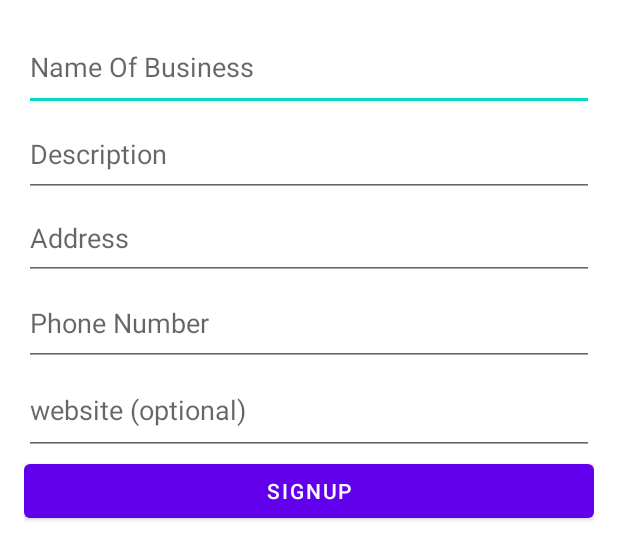
After one commit to Aquae/BookIt, an Android app: the layout businesssignup_activity.xml on its own in the app's theme, with its tools: preview values and no code run, on a phone screen of 412 x 824 dp. The commit adds this screen. Shown: the top 560 px of the screen. Run offline under Robolectric (Android 15) with nearby library versions, the phone set to English and light mode, and no system bars.

Commit message:
Merge remote-tracking branch 'origin/main'

```diff
--- a/app/build.gradle
+++ b/app/build.gradle
@@ -41,12 +41,11 @@ dependencies {
     implementation 'com.google.firebase:firebase-auth:21.0.3'
     implementation 'com.google.cloud:google-cloud-firestore:2.3.0'
     implementation 'com.google.firebase:firebase-firestore:23.0.0'
+    implementation 'com.google.cloud:google-cloud-firestore:2.3.0'
     implementation 'com.google.firebase:firebase-admin:9.0.0'
     implementation 'androidx.annotation:annotation:1.3.0'
     implementation 'androidx.lifecycle:lifecycle-livedata-ktx:2.4.1'
     implementation 'androidx.lifecycle:lifecycle-viewmodel-ktx:2.4.1'
-    implementation 'androidx.navigation:navigation-fragment:2.4.1'
-    implementation 'androidx.navigation:navigation-ui:2.4.1'
     testImplementation 'junit:junit:4.13.2'
     androidTestImplementation 'androidx.test.ext:junit:1.1.5'
     androidTestImplementation 'androidx.test.espresso:espresso-core:3.5.1'
--- a/app/src/main/AndroidManifest.xml
+++ b/app/src/main/AndroidManifest.xml
@@ -27,7 +27,7 @@
         </activity>
         <activity
             android:name=".Userloginsignup"
-            android:exported="true" />
+            android:exported="true"></activity>
     </application>
 
 </manifest>
--- a/app/src/main/java/com/example/bookit/Userloginsignup.java
+++ b/app/src/main/java/com/example/bookit/Userloginsignup.java
@@ -11,8 +11,6 @@ import com.google.android.gms.tasks.OnCompleteListener;
 import androidx.annotation.NonNull;
 import com.google.android.gms.tasks.Task;
 import android.widget.Toast;
-
-
 
 
 
@@ -100,4 +98,4 @@ public class Userloginsignup extends Activity {
                     }
                 });
     }
-    }
+}
--- /dev/null
+++ b/app/src/main/res/layout/businesssignup_activity.xml
@@ -0,0 +1,55 @@
+<?xml version="1.0" encoding="utf-8"?>
+
+<LinearLayout xmlns:android="http://schemas.android.com/apk/res/android"
+    xmlns:app="http://schemas.android.com/apk/res-auto"
+    xmlns:tools="http://schemas.android.com/tools"
+    android:layout_width="match_parent"
+    android:layout_height="match_parent"
+    android:orientation="vertical"
+    android:padding="16dp"
+    tools:context="com.example.bookit.BusinessSignup">
+
+    <EditText
+        android:id="@+id/edit_name_b"
+        android:layout_width="match_parent"
+        android:layout_height="58dp"
+        android:hint="Name Of Business"
+        android:inputType="text" />
+
+    <EditText
+        android:id="@+id/edit_b_description"
+        android:layout_width="match_parent"
+        android:layout_height="57dp"
+        android:hint="Description"
+        android:inputType="text" />
+
+    <EditText
+        android:id="@+id/edit_b_address"
+        android:layout_width="match_parent"
+        android:layout_height="55dp"
+        android:hint="Address"
+        android:inputType="text" />
+
+    <EditText
+        android:id="@+id/edit_b_number"
+        android:layout_width="match_parent"
+        android:layout_height="57dp"
+        android:hint="Phone Number"
+        android:inputType="text" />
+
+    <EditText
+        android:id="@+id/edit_b_website"
+        android:layout_width="match_parent"
+        android:layout_height="59dp"
+        android:hint="website (optional)"
+        android:inputType="text" />
+
+    <Button
+        android:id="@+id/signup_button"
+        android:layout_width="match_parent"
+        android:layout_height="wrap_content"
+        android:onClick="signup"
+        android:text="signup" />
+
+
+</LinearLayout>
```
Also changed, not shown: app/src/main/java/com/example/bookit/Business.java (added, +65 -0 lines), app/src/main/java/com/example/bookit/BusinessSignup.java (added, +61 -0 lines), app/src/main/java/com/example/bookit/MainActivity.java (+12 -3 lines), app/src/main/res/layout/activity_business_login_sign_up.xml (deleted, +0 -71 lines), 1 other file.
